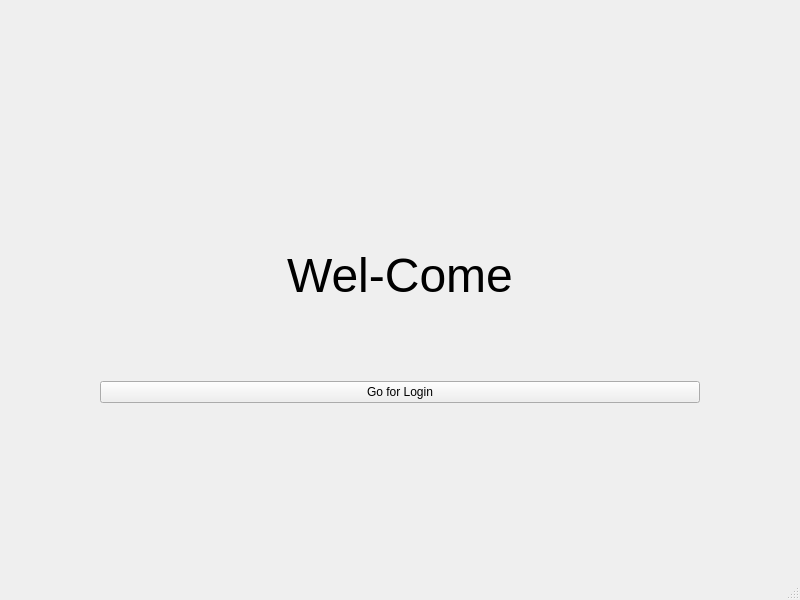
Before: the Qt Designer form EmployeeSystemusingQStackedWidget/EmployeeSystem/mainwindow.ui in bhagyashribamane/EmployeeManagementSystem, drawn with Qt 5.
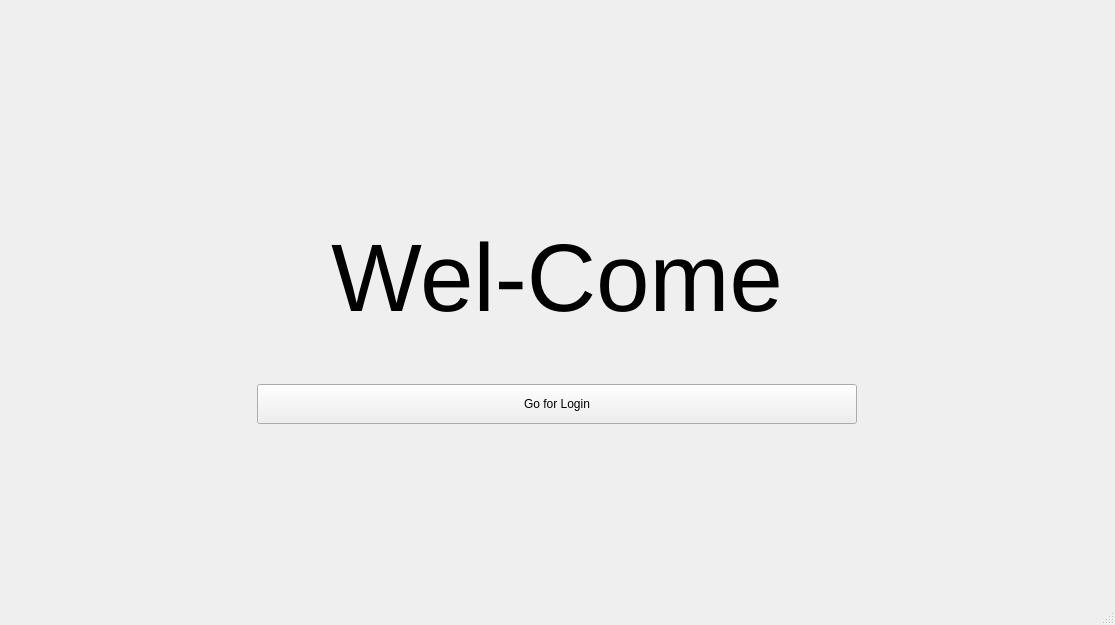
After: the same form once the commit is applied.

```diff
--- a/EmployeeSystemusingQStackedWidget/EmployeeSystem/mainwindow.ui
+++ b/EmployeeSystemusingQStackedWidget/EmployeeSystem/mainwindow.ui
@@ -6,8 +6,8 @@
    <rect>
     <x>0</x>
     <y>0</y>
-    <width>800</width>
-    <height>600</height>
+    <width>1115</width>
+    <height>625</height>
    </rect>
   </property>
   <property name="windowTitle">
@@ -27,7 +27,7 @@
         </property>
         <property name="font">
          <font>
-          <pointsize>36</pointsize>
+          <pointsize>72</pointsize>
          </font>
         </property>
         <property name="text">
@@ -40,6 +40,24 @@
       </item>
       <item row="1" column="0">
        <widget class="QPushButton" name="gotologin">
+        <property name="minimumSize">
+         <size>
+          <width>200</width>
+          <height>40</height>
+         </size>
+        </property>
+        <property name="sizeIncrement">
+         <size>
+          <width>300</width>
+          <height>300</height>
+         </size>
+        </property>
+        <property name="baseSize">
+         <size>
+          <width>300</width>
+          <height>400</height>
+         </size>
+        </property>
         <property name="text">
          <string>Go for Login</string>
         </property>
```
Left out of the diff: 2 changed lines with no effect on the pictures.
